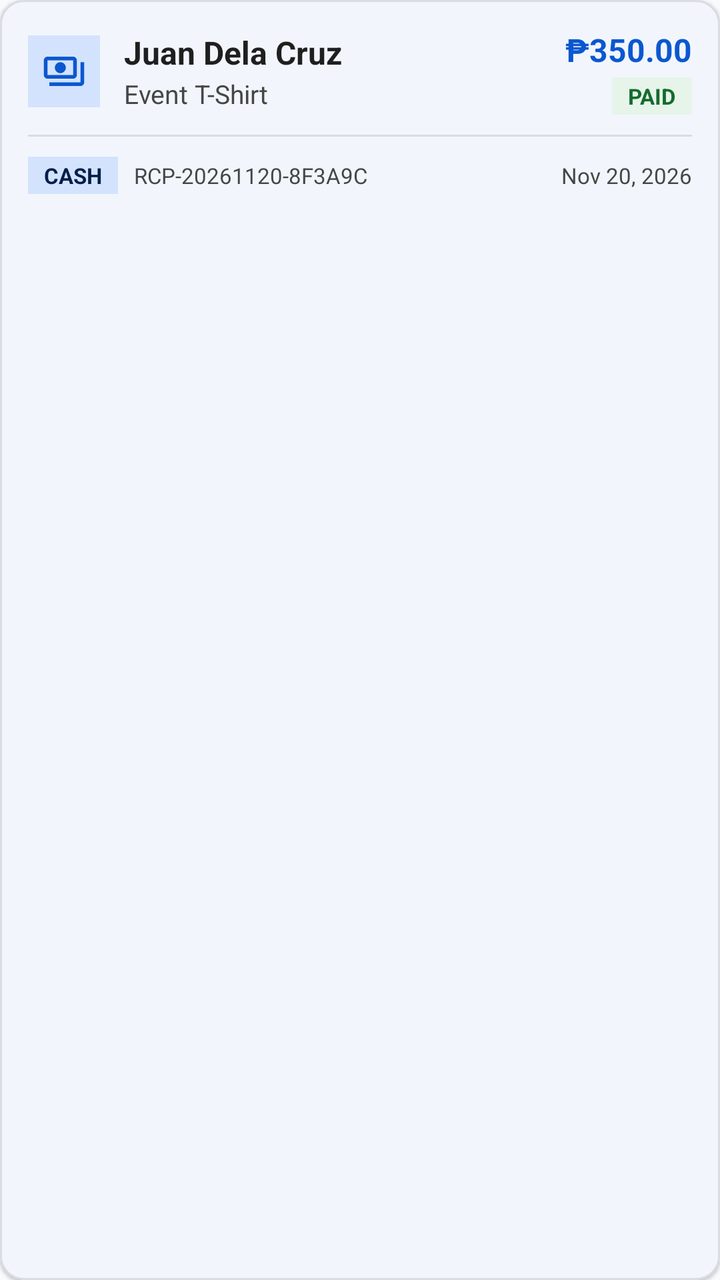
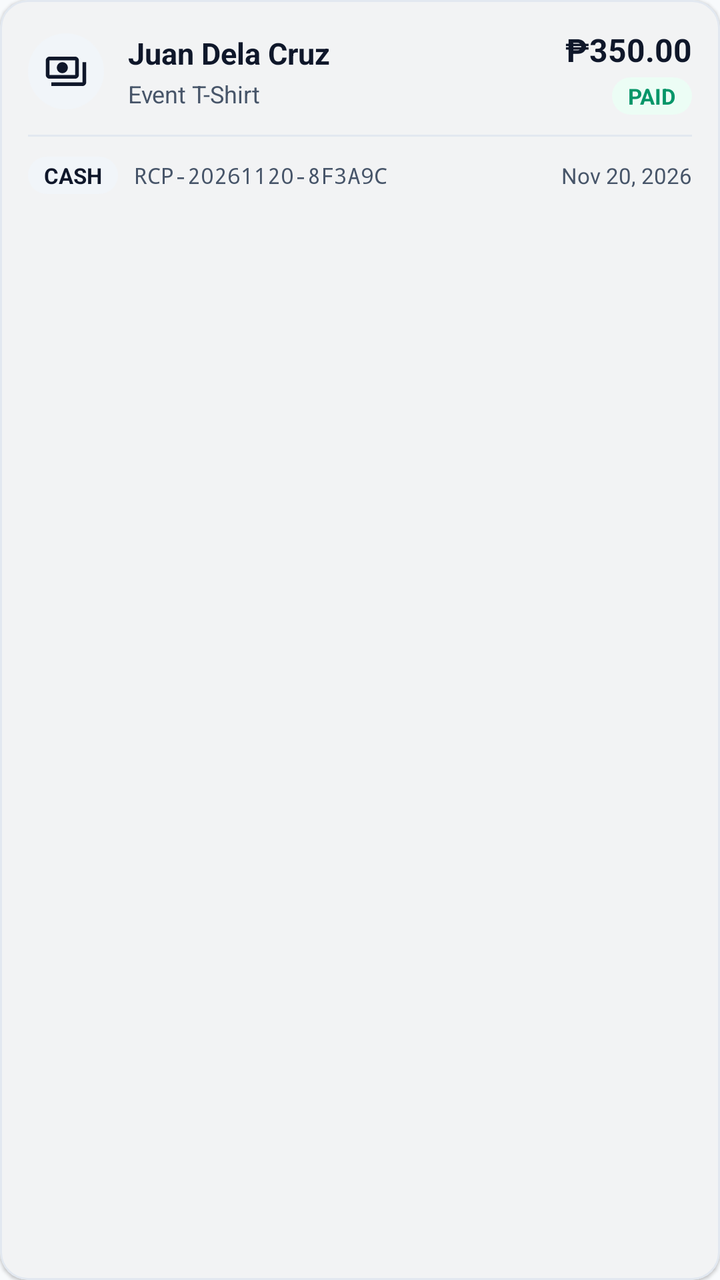

Compare the two renders of this Android layout. The source of the first and the diff that turns it into the second are given below.
<!-- AndroidManifest.xml: application theme Theme.QR_PaymentScan_Cash_N_Online -->
<!-- res/layout/item_payment_record.xml -->
<?xml version="1.0" encoding="utf-8"?>
<com.google.android.material.card.MaterialCardView xmlns:android="http://schemas.android.com/apk/res/android"
    xmlns:app="http://schemas.android.com/apk/res-auto"
    android:id="@+id/cardPaymentItem"
    android:layout_width="match_parent"
    android:layout_height="wrap_content"
    android:layout_marginVertical="5dp"
    android:clickable="true"
    android:focusable="true"
    app:cardBackgroundColor="@color/card_surface"
    app:cardCornerRadius="12dp"
    app:cardElevation="1dp"
    app:strokeColor="@color/divider_color"
    app:strokeWidth="1dp">

    <LinearLayout
        android:layout_width="match_parent"
        android:layout_height="wrap_content"
        android:orientation="vertical"
        android:padding="14dp">

        <LinearLayout
            android:layout_width="match_parent"
            android:layout_height="wrap_content"
            android:gravity="center_vertical"
            android:orientation="horizontal">

            <ImageView
                android:id="@+id/ivPaymentIcon"
                android:layout_width="36dp"
                android:layout_height="36dp"
                android:background="@color/primary_container"
                android:contentDescription="Payment Method"
                android:padding="7dp"
                android:src="@drawable/ic_payments"
                app:tint="@color/primary" />

            <LinearLayout
                android:layout_width="0dp"
                android:layout_height="wrap_content"
                android:layout_marginStart="12dp"
                android:layout_weight="1"
                android:orientation="vertical">

                <TextView
                    android:id="@+id/tvPaymentStudentName"
                    android:layout_width="wrap_content"
                    android:layout_height="wrap_content"
                    android:text="Juan Dela Cruz"
                    android:textColor="@color/text_primary"
                    android:textSize="16sp"
                    android:textStyle="bold" />

                <TextView
                    android:id="@+id/tvPaymentPurpose"
                    android:layout_width="wrap_content"
                    android:layout_height="wrap_content"
                    android:layout_marginTop="1dp"
                    android:text="Event T-Shirt"
                    android:textColor="@color/text_secondary"
                    android:textSize="13sp" />
            </LinearLayout>

            <LinearLayout
                android:layout_width="wrap_content"
                android:layout_height="wrap_content"
                android:gravity="end"
                android:orientation="vertical">

                <TextView
                    android:id="@+id/tvPaymentAmount"
                    android:layout_width="wrap_content"
                    android:layout_height="wrap_content"
                    android:text="₱350.00"
                    android:textColor="@color/primary"
                    android:textSize="16sp"
                    android:textStyle="bold" />

                <TextView
                    android:id="@+id/tvPaymentStatusBadge"
                    android:layout_width="wrap_content"
                    android:layout_height="wrap_content"
                    android:layout_marginTop="3dp"
                    android:background="@color/status_paid_bg"
                    android:paddingHorizontal="8dp"
                    android:paddingVertical="2dp"
                    android:text="PAID"
                    android:textColor="@color/status_paid_green"
                    android:textSize="11sp"
                    android:textStyle="bold" />
            </LinearLayout>
        </LinearLayout>

        <View
            android:layout_width="match_parent"
            android:layout_height="1dp"
            android:layout_marginVertical="10dp"
            android:background="@color/divider_color" />

        <LinearLayout
            android:layout_width="match_parent"
            android:layout_height="wrap_content"
            android:gravity="center_vertical"
            android:orientation="horizontal">

            <TextView
                android:id="@+id/tvPaymentMethodBadge"
                android:layout_width="wrap_content"
                android:layout_height="wrap_content"
                android:background="@color/primary_container"
                android:paddingHorizontal="8dp"
                android:paddingVertical="2dp"
                android:text="CASH"
                android:textColor="@color/on_primary_container"
                android:textSize="11sp"
                android:textStyle="bold" />

            <TextView
                android:id="@+id/tvPaymentReceiptId"
                android:layout_width="0dp"
                android:layout_height="wrap_content"
                android:layout_marginStart="8dp"
                android:layout_weight="1"
                android:ellipsize="end"
                android:maxLines="1"
                android:text="RCP-20261120-8F3A9C"
                android:textColor="@color/text_secondary"
                android:textSize="11sp" />

            <TextView
                android:id="@+id/tvPaymentDate"
                android:layout_width="wrap_content"
                android:layout_height="wrap_content"
                android:text="Nov 20, 2026"
                android:textColor="@color/text_secondary"
                android:textSize="11sp" />
        </LinearLayout>

        <TextView
            android:id="@+id/tvPaymentVoidReasonRow"
            android:layout_width="match_parent"
            android:layout_height="wrap_content"
            android:layout_marginTop="8dp"
            android:background="@color/status_void_bg"
            android:paddingHorizontal="10dp"
            android:paddingVertical="6dp"
            android:text="Void Reason: Duplicate entry"
            android:textColor="@color/status_void_red"
            android:textSize="12sp"
            android:textStyle="bold"
            android:visibility="gone" />

    </LinearLayout>
</com.google.android.material.card.MaterialCardView>
<!-- resources referenced by this layout -->
<resources>
  <color name="card_surface">#FFFFFFFF</color>
  <color name="divider_color">#FFDADCE0</color>
  <color name="on_primary_container">#FF041E49</color>
  <color name="primary">#FF0B57D0</color>
  <color name="primary_container">#FFD3E3FD</color>
  <color name="status_paid_bg">#FFE6F4EA</color>
  <color name="status_paid_green">#FF146C2E</color>
  <color name="status_void_bg">#FFFCE8E6</color>
  <color name="status_void_red">#FFB3261E</color>
  <color name="text_primary">#FF1F1F1F</color>
  <color name="text_secondary">#FF444746</color>
  <!-- drawable ic_payments (drawable) -->
  <vector xmlns:android="http://schemas.android.com/apk/res/android"
      android:width="24dp"
      android:height="24dp"
      android:viewportWidth="24"
      android:viewportHeight="24">
      <path
          android:fillColor="#FF000000"
          android:pathData="M19,14V6c0,-1.1 -0.9,-2 -2,-2H3C1.9,4 1,4.9 1,6v8c0,1.1 0.9,2 2,2h14C18.1,16 19,15.1 19,14zM17,14H3V6h14V14zM10,7c-1.66,0 -3,1.34 -3,3s1.34,3 3,3s3,-1.34 3,-3S11.66,7 10,7zM23,7v11c0,1.1 -0.9,2 -2,2H4v-2h17V7H23z" />
  </vector>
  <style name="Theme.QR_PaymentScan_Cash_N_Online" parent="Base.Theme.QR_PaymentScan_Cash_N_Online" />
  <style name="Base.Theme.QR_PaymentScan_Cash_N_Online" parent="Theme.Material3.Light.NoActionBar">
          <item name="colorPrimary">@color/primary</item>
          <item name="colorOnPrimary">@color/on_primary</item>
          <item name="colorPrimaryContainer">@color/primary_container</item>
          <item name="colorOnPrimaryContainer">@color/on_primary_container</item>
          <item name="colorSecondary">@color/secondary</item>
          <item name="colorOnSecondary">@color/on_secondary</item>
          <item name="colorSecondaryContainer">@color/secondary_container</item>
          <item name="colorOnSecondaryContainer">@color/on_secondary_container</item>
          <item name="android:colorBackground">@color/background_surface</item>
          <item name="colorSurface">@color/card_surface</item>
          <item name="android:statusBarColor">@color/primary</item>
      </style>
  <color name="on_primary">#FFFFFFFF</color>
  <color name="secondary">#FF00639B</color>
  <color name="on_secondary">#FFFFFFFF</color>
  <color name="secondary_container">#FFC2E7FF</color>
  <color name="on_secondary_container">#FF001D35</color>
  <color name="background_surface">#FFF8FAFD</color>
</resources>

<!-- the commit's change to res/layout/item_payment_record.xml (unified diff, before → after) -->
@@ -8,9 +8,9 @@
     android:clickable="true"
     android:focusable="true"
     app:cardBackgroundColor="@color/card_surface"
-    app:cardCornerRadius="12dp"
+    app:cardCornerRadius="14dp"
     app:cardElevation="1dp"
-    app:strokeColor="@color/divider_color"
+    app:strokeColor="@color/card_stroke"
     app:strokeWidth="1dp">
 
     <LinearLayout
@@ -27,13 +27,14 @@
 
             <ImageView
                 android:id="@+id/ivPaymentIcon"
-                android:layout_width="36dp"
-                android:layout_height="36dp"
-                android:background="@color/primary_container"
+                android:layout_width="38dp"
+                android:layout_height="38dp"
+                android:background="@drawable/bg_badge_pill"
+                android:backgroundTint="@color/surface_variant"
                 android:contentDescription="Payment Method"
-                android:padding="7dp"
+                android:padding="8dp"
                 android:src="@drawable/ic_payments"
-                app:tint="@color/primary" />
+                app:tint="@color/brand_primary" />
 
             <LinearLayout
                 android:layout_width="0dp"
@@ -48,17 +49,17 @@
                     android:layout_height="wrap_content"
                     android:text="Juan Dela Cruz"
                     android:textColor="@color/text_primary"
-                    android:textSize="16sp"
+                    android:textSize="15sp"
                     android:textStyle="bold" />
 
                 <TextView
                     android:id="@+id/tvPaymentPurpose"
                     android:layout_width="wrap_content"
                     android:layout_height="wrap_content"
-                    android:layout_marginTop="1dp"
+                    android:layout_marginTop="2dp"
                     android:text="Event T-Shirt"
                     android:textColor="@color/text_secondary"
-                    android:textSize="13sp" />
+                    android:textSize="12sp" />
             </LinearLayout>
 
             <LinearLayout
@@ -71,8 +72,9 @@
                     android:id="@+id/tvPaymentAmount"
                     android:layout_width="wrap_content"
                     android:layout_height="wrap_content"
+                    android:fontFeatureSettings="tnum"
                     android:text="₱350.00"
-                    android:textColor="@color/primary"
+                    android:textColor="@color/brand_primary"
                     android:textSize="16sp"
                     android:textStyle="bold" />
 
@@ -81,7 +83,8 @@
                     android:layout_width="wrap_content"
                     android:layout_height="wrap_content"
                     android:layout_marginTop="3dp"
-                    android:background="@color/status_paid_bg"
+                    android:background="@drawable/bg_badge_pill"
+                    android:backgroundTint="@color/status_paid_bg"
                     android:paddingHorizontal="8dp"
                     android:paddingVertical="2dp"
                     android:text="PAID"
@@ -107,11 +110,12 @@
                 android:id="@+id/tvPaymentMethodBadge"
                 android:layout_width="wrap_content"
                 android:layout_height="wrap_content"
-                android:background="@color/primary_container"
+                android:background="@drawable/bg_badge_pill"
+                android:backgroundTint="@color/surface_variant"
                 android:paddingHorizontal="8dp"
                 android:paddingVertical="2dp"
                 android:text="CASH"
-                android:textColor="@color/on_primary_container"
+                android:textColor="@color/text_primary"
                 android:textSize="11sp"
                 android:textStyle="bold" />
 
@@ -122,6 +126,8 @@
                 android:layout_marginStart="8dp"
                 android:layout_weight="1"
                 android:ellipsize="end"
+                android:fontFamily="monospace"
+                android:fontFeatureSettings="tnum"
                 android:maxLines="1"
                 android:text="RCP-20261120-8F3A9C"
                 android:textColor="@color/text_secondary"
@@ -131,6 +137,7 @@
                 android:id="@+id/tvPaymentDate"
                 android:layout_width="wrap_content"
                 android:layout_height="wrap_content"
+                android:fontFeatureSettings="tnum"
                 android:text="Nov 20, 2026"
                 android:textColor="@color/text_secondary"
                 android:textSize="11sp" />
@@ -141,7 +148,8 @@
             android:layout_width="match_parent"
             android:layout_height="wrap_content"
             android:layout_marginTop="8dp"
-            android:background="@color/status_void_bg"
+            android:background="@drawable/bg_badge_pill"
+            android:backgroundTint="@color/status_void_bg"
             android:paddingHorizontal="10dp"
             android:paddingVertical="6dp"
             android:text="Void Reason: Duplicate entry"
<!-- resource entries referenced after the edit -->
@@ -1,16 +1,26 @@
 <!-- resources referenced by this layout -->
 <resources>
+  <color name="brand_primary">#FF0F172A</color>
+  <color name="card_stroke">#FFE2E8F0</color>
   <color name="card_surface">#FFFFFFFF</color>
-  <color name="divider_color">#FFDADCE0</color>
-  <color name="on_primary_container">#FF041E49</color>
-  <color name="primary">#FF0B57D0</color>
-  <color name="primary_container">#FFD3E3FD</color>
-  <color name="status_paid_bg">#FFE6F4EA</color>
-  <color name="status_paid_green">#FF146C2E</color>
-  <color name="status_void_bg">#FFFCE8E6</color>
-  <color name="status_void_red">#FFB3261E</color>
-  <color name="text_primary">#FF1F1F1F</color>
-  <color name="text_secondary">#FF444746</color>
+  <color name="divider_color">#FFE2E8F0</color>
+  <color name="on_primary_container">#FF0F172A</color>
+  <color name="primary">#FF0F172A</color>
+  <color name="primary_container">#FFE2E8F0</color>
+  <color name="status_paid_bg">#FFECFDF5</color>
+  <color name="status_paid_green">#FF059669</color>
+  <color name="status_void_bg">#FFFEF2F2</color>
+  <color name="status_void_red">#FFDC2626</color>
+  <color name="surface_variant">#FFF1F5F9</color>
+  <color name="text_primary">#FF0F172A</color>
+  <color name="text_secondary">#FF475569</color>
+  <!-- drawable bg_badge_pill (drawable) -->
+  <?xml version="1.0" encoding="utf-8"?>
+  <shape xmlns:android="http://schemas.android.com/apk/res/android"
+      android:shape="rectangle">
+      <corners android:radius="999dp" />
+      <solid android:color="@color/primary_container" />
+  </shape>
   <!-- drawable ic_payments (drawable) -->
   <vector xmlns:android="http://schemas.android.com/apk/res/android"
       android:width="24dp"
@@ -36,10 +46,10 @@
           <item name="android:statusBarColor">@color/primary</item>
       </style>
   <color name="on_primary">#FFFFFFFF</color>
-  <color name="secondary">#FF00639B</color>
+  <color name="secondary">#FF334155</color>
   <color name="on_secondary">#FFFFFFFF</color>
-  <color name="secondary_container">#FFC2E7FF</color>
-  <color name="on_secondary_container">#FF001D35</color>
-  <color name="background_surface">#FFF8FAFD</color>
+  <color name="secondary_container">#FFF1F5F9</color>
+  <color name="on_secondary_container">#FF0F172A</color>
+  <color name="background_surface">#FFF8FAFC</color>
 </resources>
 
